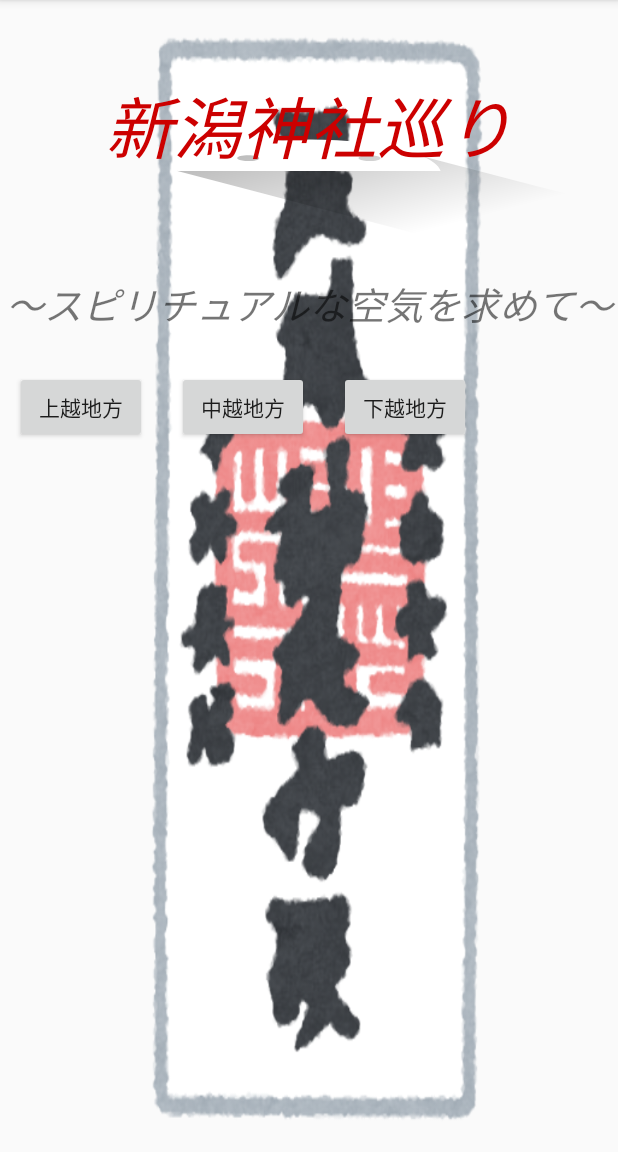
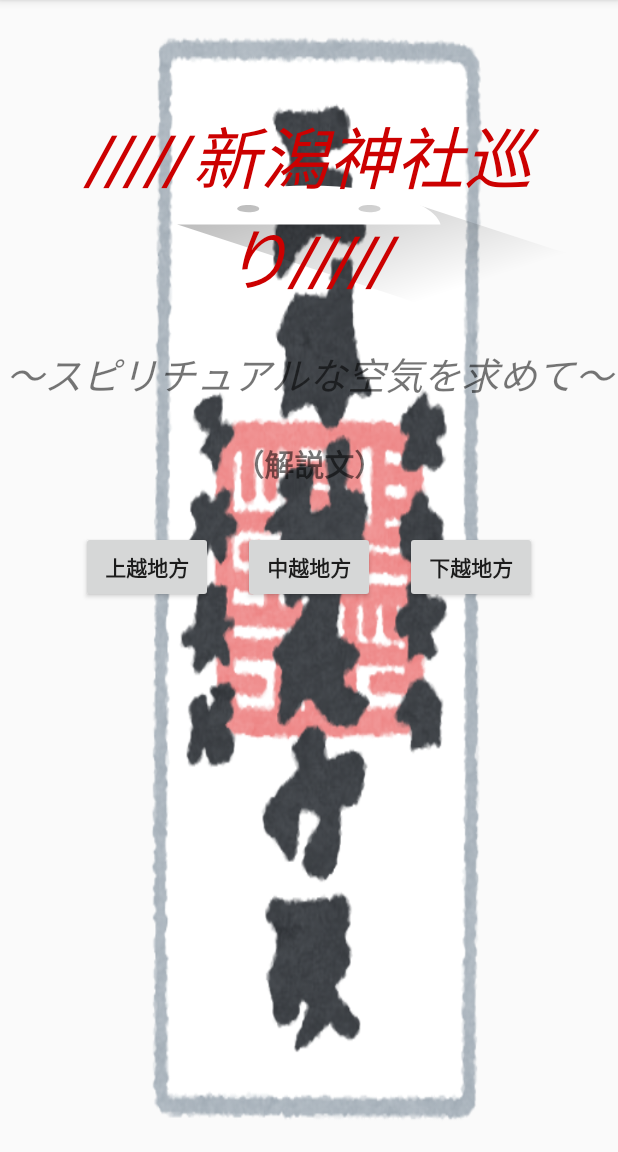
Before and after one commit to KosukeFujiwara/AndroidGameApp_Quiz_de_Sanpai, an Android app: the screen it shows after launch (MainActivity), on a phone screen of 412 x 824 dp, the part 84-1236 px from its top. Run offline under Robolectric (Android 15) with nearby library versions, the phone set to English and light mode, and no system bars.

Commit message:
微修正

```diff
--- a/app/src/main/res/layout/activity_main.xml
+++ b/app/src/main/res/layout/activity_main.xml
@@ -10,7 +10,7 @@
         android:layout_width="match_parent"
         android:layout_height="wrap_content"
         android:layout_gravity="center_horizontal"
-        android:layout_marginTop="50dp"
+        android:layout_marginTop="70dp"
         android:textAlignment="center"
         android:text="@string/title"
         android:textSize="45sp"
@@ -27,34 +27,45 @@
         android:textAlignment="center"
         android:textSize="25sp"/>
 
+    <TextView
+        android:layout_width="wrap_content"
+        android:layout_height="wrap_content"
+        android:text="@string/explain"
+        android:textSize="20dp"
+        android:textStyle="bold"
+        android:layout_marginBottom="30dp"
+        android:layout_gravity="center_horizontal"/>
+
     <LinearLayout
-        android:layout_width="match_parent"
+        android:layout_width="wrap_content"
         android:layout_height="wrap_content"
-        android:layout_gravity="center_horizontal"
-
-        android:orientation="horizontal">
+        android:orientation="horizontal"
+        android:layout_gravity="center">
 
         <Button
-            android:id="@+id/joetsuB"
+            android:id="@+id/btnJoetsu"
             android:layout_width="wrap_content"
             android:layout_height="wrap_content"
             android:layout_gravity="center_horizontal"
             android:layout_margin="10dp"
-            android:text="@string/joetsu" />
+            android:text="@string/joetsu"
+            android:textStyle="bold"/>
         <Button
-            android:id="@+id/chuetsuB"
+            android:id="@+id/btnChuetsu"
             android:layout_width="wrap_content"
             android:layout_height="wrap_content"
             android:layout_gravity="center_horizontal"
             android:layout_margin="10dp"
-            android:text="@string/chuetsu" />
+            android:text="@string/chuetsu"
+            android:textStyle="bold"/>
         <Button
-            android:id="@+id/kaetsuB"
+            android:id="@+id/btnKaetsu"
             android:layout_width="wrap_content"
             android:layout_height="wrap_content"
             android:layout_gravity="center_horizontal"
             android:layout_margin="10dp"
-            android:text="@string/kaetsu" />
+            android:text="@string/kaetsu"
+            android:textStyle="bold"/>
     </LinearLayout>
 
 </LinearLayout>
--- a/app/src/main/res/values/strings.xml
+++ b/app/src/main/res/values/strings.xml
@@ -1,8 +1,9 @@
 <resources>
     <string name="app_name">NiigataShrines</string>
-    <string name="title">新潟神社巡り</string>
+    <string name="title">/////新潟神社巡り/////</string>
     <string name="subtitle">～スピリチュアルな空気を求めて～</string>
     <string name="joetsu">上越地方</string>
     <string name="chuetsu">中越地方</string>
     <string name="kaetsu">下越地方</string>
+    <string name="explain">（解説文）</string>
 </resources>
```
